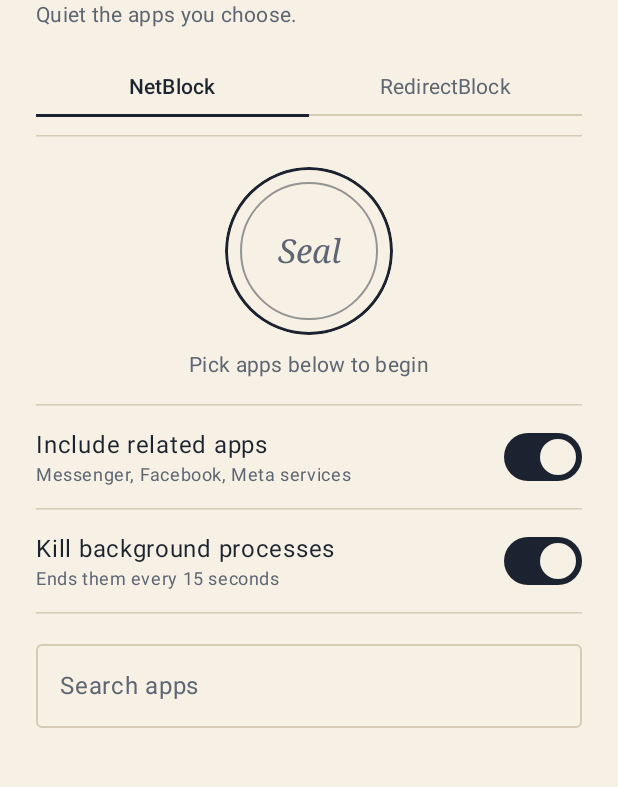
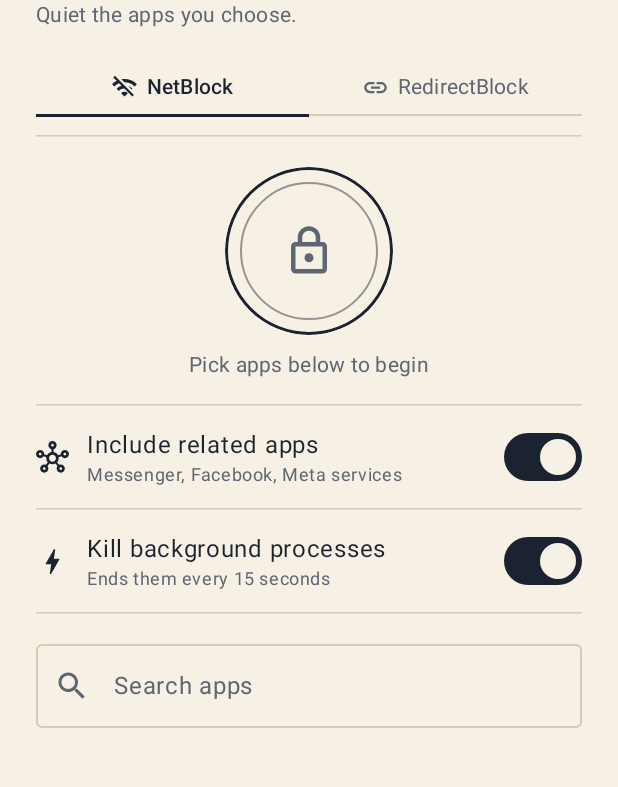
Before and after one commit to Moggle-Khraum/hush-android, an Android app built with Jetpack Compose: the screen it shows after launch (MainActivity), on a phone screen of 412 x 824 dp, the part 107-894 px from its top. Run offline under Robolectric (Android 15) with nearby library versions, the phone set to English and light mode, and no system bars.

Commit message:
Use Material 3 icons in the Hush classical UI
Adds material-icons-extended. Tabs, seal (lock / lock-open), settings rows,
search field, redirect note and force-stop buttons now use icons.

```diff
--- a/app/build.gradle.kts
+++ b/app/build.gradle.kts
@@ -41,4 +41,5 @@ dependencies {
     implementation("androidx.compose.ui:ui")
     implementation("androidx.core:core-ktx:1.15.0")
     implementation("org.jetbrains.kotlinx:kotlinx-coroutines-android:1.8.1")
+    implementation("androidx.compose.material:material-icons-extended")
 }
--- a/app/src/main/java/com/mogglestone/hush/MainActivity.kt
+++ b/app/src/main/java/com/mogglestone/hush/MainActivity.kt
@@ -30,7 +30,17 @@ import androidx.compose.foundation.lazy.LazyColumn
 import androidx.compose.foundation.lazy.LazyListScope
 import androidx.compose.foundation.lazy.items
 import androidx.compose.foundation.shape.CircleShape
+import androidx.compose.material.icons.Icons
+import androidx.compose.material.icons.outlined.Bolt
+import androidx.compose.material.icons.outlined.Hub
+import androidx.compose.material.icons.outlined.Info
+import androidx.compose.material.icons.outlined.Link
+import androidx.compose.material.icons.outlined.Lock
+import androidx.compose.material.icons.outlined.LockOpen
+import androidx.compose.material.icons.outlined.Search
+import androidx.compose.material.icons.outlined.WifiOff
 import androidx.compose.material3.Checkbox
+import androidx.compose.material3.Icon
 import androidx.compose.material3.HorizontalDivider
 import androidx.compose.material3.MaterialTheme
 import androidx.compose.material3.OutlinedButton
@@ -49,6 +59,7 @@ import androidx.compose.ui.Alignment
 import androidx.compose.ui.Modifier
 import androidx.compose.ui.draw.clip
 import androidx.compose.ui.graphics.Color
+import androidx.compose.ui.graphics.vector.ImageVector
 import androidx.compose.ui.text.TextStyle
 import androidx.compose.ui.text.font.FontFamily
 import androidx.compose.ui.text.font.FontStyle
@@ -127,7 +138,10 @@ class MainActivity : ComponentActivity() {
     @Composable
     private fun ModeTabs(selected: Int, onSelect: (Int) -> Unit) {
         Row(Modifier.fillMaxWidth()) {
-            listOf("NetBlock", "RedirectBlock").forEachIndexed { index, label ->
+            listOf(
+                "NetBlock" to Icons.Outlined.WifiOff,
+                "RedirectBlock" to Icons.Outlined.Link
+            ).forEachIndexed { index, (label, icon) ->
                 val on = index == selected
                 Column(
                     Modifier
@@ -136,12 +150,21 @@ class MainActivity : ComponentActivity() {
                         .padding(vertical = 12.dp),
                     horizontalAlignment = Alignment.CenterHorizontally
                 ) {
+                    Row(verticalAlignment = Alignment.CenterVertically) {
+                        Icon(
+                            icon,
+                            contentDescription = null,
+                            tint = if (on) Ink else InkSoft,
+                            modifier = Modifier.size(18.dp)
+                        )
+                        Spacer(Modifier.size(6.dp))
                         Text(
                             label,
                             style = MaterialTheme.typography.titleSmall,
                             fontWeight = if (on) FontWeight.SemiBold else FontWeight.Normal,
                             color = if (on) Ink else InkSoft
                         )
+                    }
                     Spacer(Modifier.height(8.dp))
                     Box(
                         Modifier
@@ -235,6 +258,7 @@ class MainActivity : ComponentActivity() {
                 Spacer(Modifier.height(16.dp))
                 HorizontalDivider(color = Hairline)
                 SettingRow(
+                    icon = Icons.Outlined.Hub,
                     title = "Include related apps",
                     caption = "Messenger, Facebook, Meta services",
                     checked = includeRelated,
@@ -246,6 +270,7 @@ class MainActivity : ComponentActivity() {
                 )
                 HorizontalDivider(color = Hairline)
                 SettingRow(
+                    icon = Icons.Outlined.Bolt,
                     title = "Kill background processes",
                     caption = "Ends them every 15 seconds",
                     checked = killProcesses,
@@ -309,12 +334,15 @@ class MainActivity : ComponentActivity() {
                 }
                 Spacer(Modifier.height(16.dp))
                 HorizontalDivider(color = Hairline)
+                Row(Modifier.padding(vertical = 12.dp), verticalAlignment = Alignment.Top) {
+                    Icon(Icons.Outlined.Info, contentDescription = null, tint = InkSoft, modifier = Modifier.size(18.dp))
+                    Spacer(Modifier.size(8.dp))
                     Text(
                         "Hush must be the default app for web links. Set it under Open by default in its settings.",
                         style = MaterialTheme.typography.bodySmall,
-                    color = InkSoft,
-                    modifier = Modifier.padding(vertical = 12.dp)
+                        color = InkSoft
                     )
+                }
                 OutlinedButton(onClick = { openAppSettings() }) {
                     Text("Open Hush settings")
                 }
@@ -330,6 +358,7 @@ class MainActivity : ComponentActivity() {
             value = query,
             onValueChange = onQuery,
             label = { Text("Search apps") },
+            leadingIcon = { Icon(Icons.Outlined.Search, contentDescription = null) },
             singleLine = true,
             modifier = Modifier
                 .fillMaxWidth()
@@ -363,6 +392,8 @@ class MainActivity : ComponentActivity() {
                 if (checked && showForceStop) {
                     // Android only lets the user force-stop another app.
                     TextButton(onClick = { Killer.openForceStopPage(this@MainActivity, app.pkg) }) {
+                        Icon(Icons.Outlined.Stop, contentDescription = null, tint = Ink, modifier = Modifier.size(18.dp))
+                        Spacer(Modifier.size(4.dp))
                         Text("Force stop", color = Ink)
                     }
                 }
@@ -373,6 +404,7 @@ class MainActivity : ComponentActivity() {
 
     @Composable
     private fun SettingRow(
+        icon: ImageVector,
         title: String,
         caption: String,
         checked: Boolean,
@@ -384,6 +416,8 @@ class MainActivity : ComponentActivity() {
                 .padding(vertical = 10.dp),
             verticalAlignment = Alignment.CenterVertically
         ) {
+            Icon(icon, contentDescription = null, tint = Ink, modifier = Modifier.size(22.dp))
+            Spacer(Modifier.size(12.dp))
             Column(Modifier.weight(1f)) {
                 Text(title, style = MaterialTheme.typography.bodyLarge, color = Ink)
                 Text(caption, style = MaterialTheme.typography.bodySmall, color = InkSoft)
@@ -406,10 +440,11 @@ class MainActivity : ComponentActivity() {
             contentAlignment = Alignment.Center
         ) {
             Box(Modifier.size(92.dp).border(1.dp, ring.copy(alpha = 0.45f), CircleShape))
-            Text(
-                if (active) "Lift" else "Seal",
-                style = TextStyle(fontFamily = FontFamily.Serif, fontStyle = FontStyle.Italic, fontSize = 22.sp),
-                color = if (enabled) ring else InkSoft
+            Icon(
+                if (active) Icons.Outlined.LockOpen else Icons.Outlined.Lock,
+                contentDescription = if (active) "Lift" else "Seal",
+                tint = if (enabled) ring else InkSoft,
+                modifier = Modifier.size(36.dp)
             )
         }
     }
```
Lines whose indentation alone changed are shown as unchanged.
